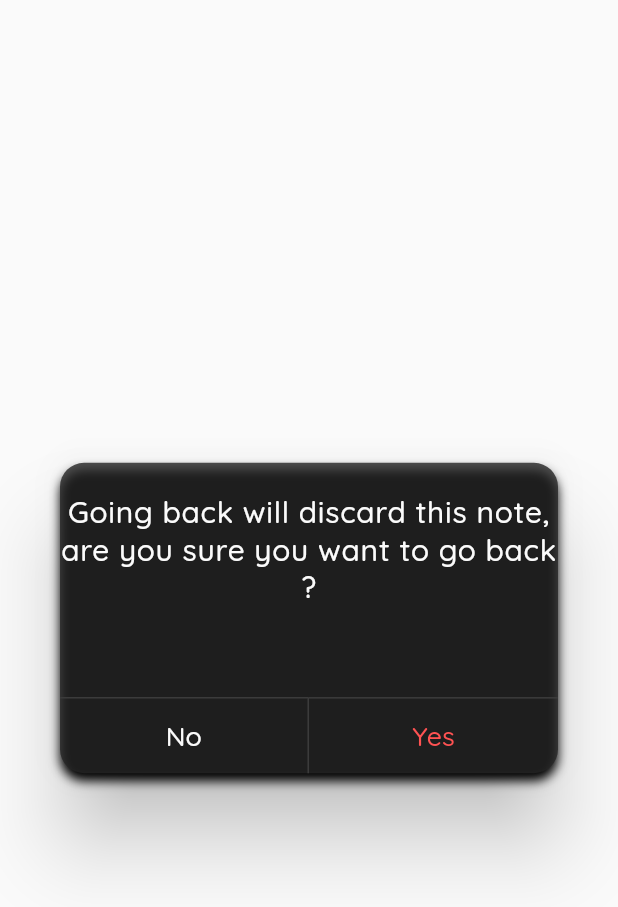
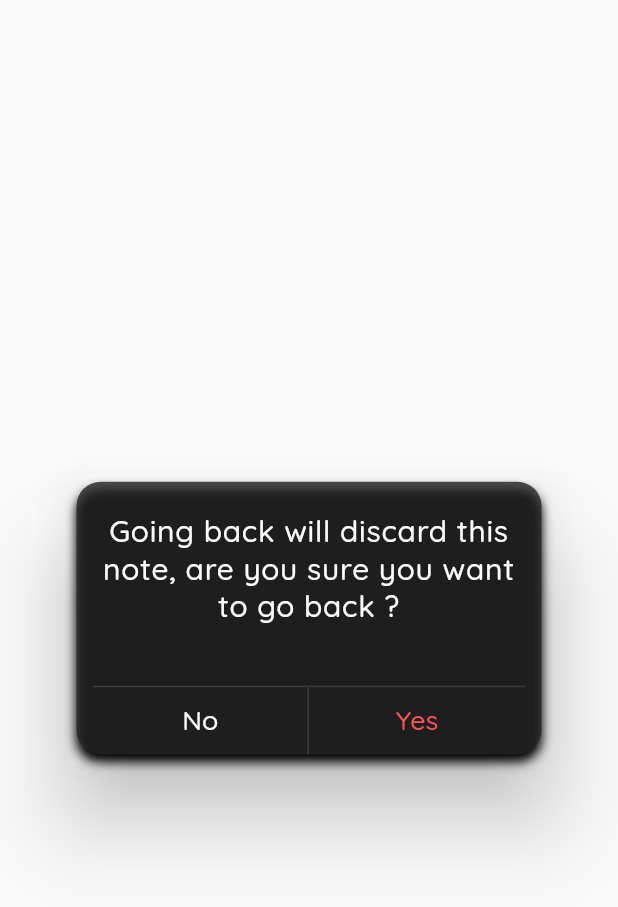
Before and after one commit to SamvitChrungoo/notes_app, a Flutter app: the CustomDialogBox widget shown alone on an empty page, opened directly, on a phone screen of 412 x 824 dp. Shown: the top 907 px of the screen. Run offline on Flutter 3.47's test engine with Material 2 defaults, Android fonts, the light colour scheme and no system bars; our stand-ins replace focused_menu, hive, hive_flutter; accounts and stored records are empty; generated files the repository leaves out were written again.

Commit message:
:hammer: folder structure refactored

```diff
--- a/lib/cutom_dailog.dart
+++ /dev/null
@@ -1,99 +0,0 @@
-import 'dart:ui';
-import 'package:flutter/cupertino.dart';
-import 'package:flutter/material.dart';
-import 'package:notes_app/constants/constant_colors.dart';
-import 'package:notes_app/constants/constants.dart';
-import 'package:notes_app/utils/size_config.dart';
-
-class CustomDialogBox extends StatefulWidget {
-  final String title;
-  final Function onTapPositive, onTapNegetive;
-
-  const CustomDialogBox(
-      {Key key, this.title, this.onTapPositive, this.onTapNegetive});
-
-  @override
-  _CustomDialogBoxState createState() => _CustomDialogBoxState();
-}
-
-class _CustomDialogBoxState extends State<CustomDialogBox> {
-  @override
-  Widget build(BuildContext context) {
-    return BackdropFilter(
-      filter: ImageFilter.blur(sigmaX: 5, sigmaY: 5),
-      child: Dialog(
-        shape: RoundedRectangleBorder(
-          borderRadius: BorderRadius.circular(16),
-        ),
-        backgroundColor: Colors.transparent,
-        child: Container(
-          padding: EdgeInsets.only(top: 20.toHeight),
-          decoration: BoxDecoration(
-              shape: BoxShape.rectangle,
-              color: kBackgroungColor.withOpacity(0.8),
-              borderRadius: BorderRadius.circular(16),
-              boxShadow: [
-                BoxShadow(
-                    color: Colors.black, offset: Offset(0, 5), blurRadius: 5)
-              ]),
-          child: Column(
-            mainAxisSize: MainAxisSize.min,
-            children: <Widget>[
-              Text(
-                widget.title,
-                style: kNotesDefaultHeadingStyle.copyWith(
-                    letterSpacing: 0.5, fontSize: 20),
-                textAlign: TextAlign.center,
-              ),
-              SizedBox(
-                height: 60.toHeight,
-              ),
-              Align(
-                  alignment: Alignment.bottomCenter,
-                  child: Container(
-                    height: 50.toHeight,
-                    child: Row(
-                      mainAxisAlignment: MainAxisAlignment.spaceBetween,
-                      children: [
-                        Expanded(
-                          child: InkWell(
-                            onTap: () => widget.onTapNegetive(),
-                            child: Container(
-                                decoration: BoxDecoration(
-                                  border: Border(
-                                    top: BorderSide(color: kButtonColor),
-                                    right: BorderSide(color: kButtonColor),
-                                  ),
-                                ),
-                                alignment: Alignment.center,
-                                child: Text('No',
-                                    style: kNotesDefaultTextStyle.copyWith(
-                                        fontSize: 18))),
-                          ),
-                        ),
-                        Expanded(
-                          child: InkWell(
-                            onTap: () => widget.onTapPositive(),
-                            child: Container(
-                                decoration: BoxDecoration(
-                                  border: Border(
-                                    top: BorderSide(color: kButtonColor),
-                                  ),
-                                ),
-                                alignment: Alignment.center,
-                                child: Text('Yes',
-                                    style: kNotesDefaultTextStyle.copyWith(
-                                        color: Colors.redAccent,
-                                        fontSize: 18))),
-                          ),
-                        ),
-                      ],
-                    ),
-                  ))
-            ],
-          ),
-        ),
-      ),
-    );
-  }
-}
--- a/lib/main.dart
+++ b/lib/main.dart
@@ -1,6 +1,6 @@
 import 'package:flutter/material.dart';
 import 'package:flutter/services.dart';
-import 'package:notes_app/notes_home_page.dart';
+import 'package:notes_app/screens/notes_home_page.dart';
 
 void main() {
   SystemChrome.setSystemUIOverlayStyle(
--- a/lib/add_new_note_page.dart
+++ b/lib/screens/add_new_note_page.dart
@@ -1,11 +1,11 @@
 import 'package:flutter/material.dart';
 import 'package:notes_app/constants/constant_colors.dart';
 import 'package:notes_app/constants/icons/notes_icons.dart';
-import 'package:notes_app/cutom_dailog.dart';
+import 'package:notes_app/widgets/cutom_dailog.dart';
 import 'package:notes_app/utils/size_config.dart';
 
-import 'constants/constants.dart';
-import 'notes_button.dart';
+import '../constants/constants.dart';
+import '../widgets/notes_button.dart';
 
 class AddNewNote extends StatefulWidget {
   @override
--- /dev/null
+++ b/lib/widgets/cutom_dailog.dart
@@ -0,0 +1,103 @@
+import 'dart:ui';
+import 'package:flutter/cupertino.dart';
+import 'package:flutter/material.dart';
+import 'package:notes_app/constants/constant_colors.dart';
+import 'package:notes_app/constants/constants.dart';
+import 'package:notes_app/utils/size_config.dart';
+
+class CustomDialogBox extends StatefulWidget {
+  final String title;
+  final Function onTapPositive, onTapNegetive;
+
+  const CustomDialogBox(
+      {Key key, this.title, this.onTapPositive, this.onTapNegetive});
+
+  @override
+  _CustomDialogBoxState createState() => _CustomDialogBoxState();
+}
+
+class _CustomDialogBoxState extends State<CustomDialogBox> {
+  @override
+  Widget build(BuildContext context) {
+    return BackdropFilter(
+      filter: ImageFilter.blur(sigmaX: 5, sigmaY: 5),
+      child: Dialog(
+        shape: RoundedRectangleBorder(
+          borderRadius: BorderRadius.circular(16),
+        ),
+        backgroundColor: Colors.transparent,
+        child: Container(
+          margin: EdgeInsets.symmetric(horizontal: 10.toWidth),
+          padding: EdgeInsets.only(top: 20.toHeight),
+          decoration: BoxDecoration(
+              shape: BoxShape.rectangle,
+              color: kBackgroungColor.withOpacity(0.8),
+              borderRadius: BorderRadius.circular(16),
+              boxShadow: [
+                BoxShadow(
+                    color: Colors.black, offset: Offset(0, 5), blurRadius: 5)
+              ]),
+          child: Padding(
+            padding: EdgeInsets.symmetric(horizontal: 10.toWidth),
+            child: Column(
+              mainAxisSize: MainAxisSize.min,
+              children: <Widget>[
+                Text(
+                  widget.title,
+                  style: kNotesDefaultHeadingStyle.copyWith(
+                      letterSpacing: 0.5, fontSize: 20),
+                  textAlign: TextAlign.center,
+                ),
+                SizedBox(
+                  height: 40.toHeight,
+                ),
+                Align(
+                    alignment: Alignment.bottomCenter,
+                    child: Container(
+                      height: 45.toHeight,
+                      child: Row(
+                        mainAxisAlignment: MainAxisAlignment.spaceBetween,
+                        children: [
+                          Expanded(
+                            child: InkWell(
+                              onTap: () => widget.onTapNegetive(),
+                              child: Container(
+                                  decoration: BoxDecoration(
+                                    border: Border(
+                                      top: BorderSide(color: kButtonColor),
+                                      right: BorderSide(color: kButtonColor),
+                                    ),
+                                  ),
+                                  alignment: Alignment.center,
+                                  child: Text('No',
+                                      style: kNotesDefaultTextStyle.copyWith(
+                                          fontSize: 18))),
+                            ),
+                          ),
+                          Expanded(
+                            child: InkWell(
+                              onTap: () => widget.onTapPositive(),
+                              child: Container(
+                                  decoration: BoxDecoration(
+                                    border: Border(
+                                      top: BorderSide(color: kButtonColor),
+                                    ),
+                                  ),
+                                  alignment: Alignment.center,
+                                  child: Text('Yes',
+                                      style: kNotesDefaultTextStyle.copyWith(
+                                          color: Colors.redAccent,
+                                          fontSize: 18))),
+                            ),
+                          ),
+                        ],
+                      ),
+                    ))
+              ],
+            ),
+          ),
+        ),
+      ),
+    );
+  }
+}
```
Also changed, not shown: lib/screens/notes_home_page.dart (renamed from lib/notes_home_page.dart, +7 -7 lines), lib/screens/notes_open_page.dart (renamed from lib/notes_open_page.dart, +4 -4 lines), lib/utils/hive_db.dart (renamed from lib/hive_db.dart), lib/widgets/no_notes_available.dart (renamed from lib/no_notes_available.dart), lib/widgets/notes_button.dart (renamed from lib/notes_button.dart).
